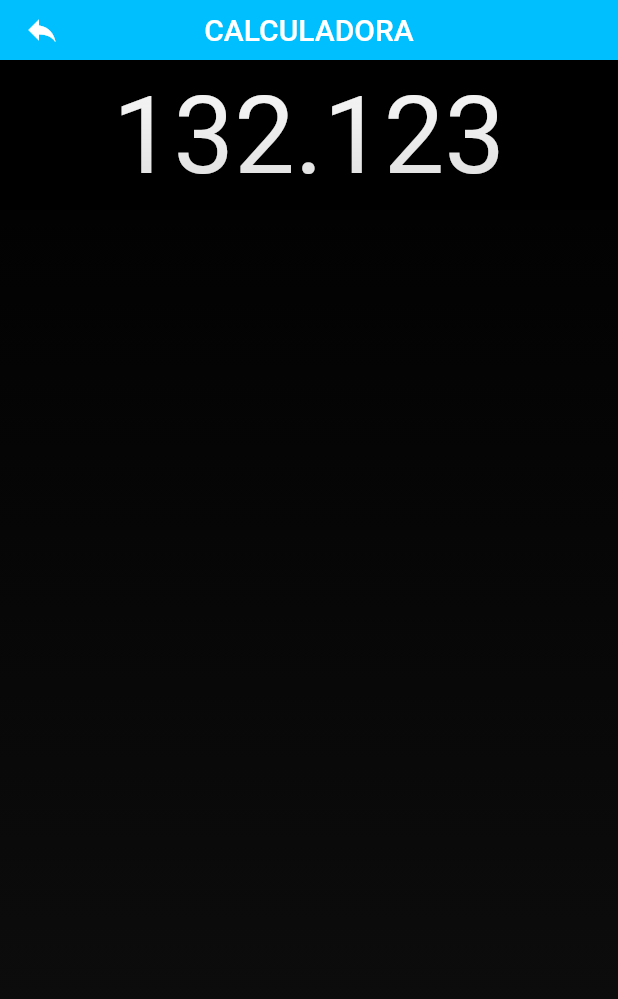
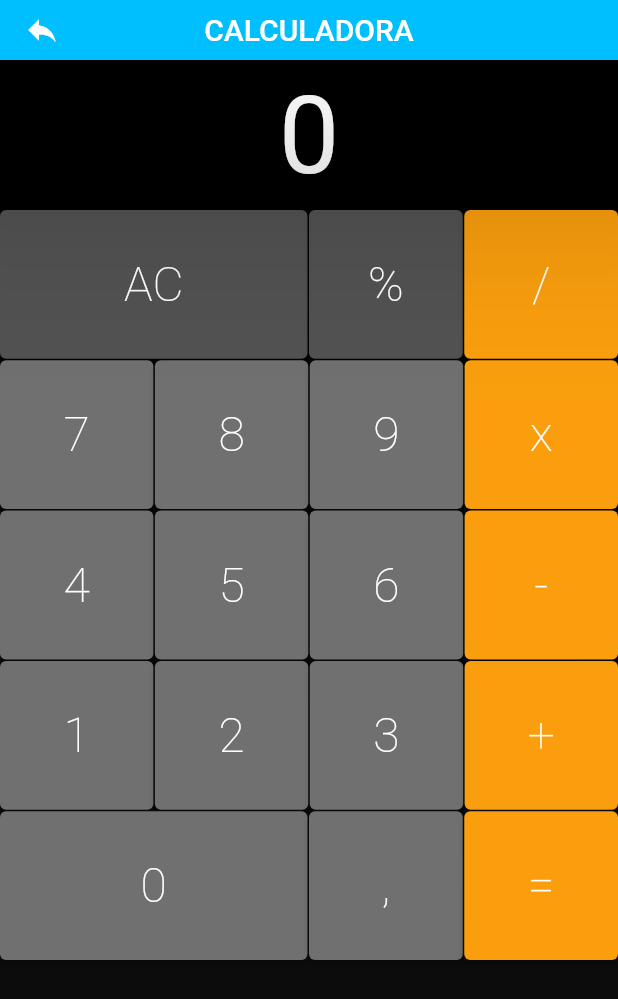
Before and after one commit to JeffUwU/Ling.-Programa-o, a Flutter app: the screen it shows after launch, on a phone screen of 412 x 824 dp. Shown: the top 999 px of the screen. Run offline on Flutter 3.47's test engine with Material 2 defaults, Android fonts, the phone set to English and light mode, and no system bars; drawn by our look-alikes of auto_size_text.

Commit message:
buttons and memory

```diff
--- /dev/null
+++ b/calculatorapp/lib/components/button.dart
@@ -0,0 +1,48 @@
+import 'package:flutter/material.dart';
+
+class Button extends StatelessWidget {
+  static const DARK = Color.fromRGBO(82, 82, 82, 1);
+  static const DEFAULT = Color.fromRGBO(112, 112, 112, 1);
+  static const OPERATION = Color.fromRGBO(250, 158, 13, 1);
+
+  final String text;
+  final bool big;
+  final Color color;
+  final void Function(String) cb;
+
+  Button({
+    required this.text,
+    this.big = false,
+    this.color = DEFAULT,
+    required this.cb,
+  });
+
+  Button.operation({
+    required this.text,
+    this.big = false,
+    this.color = OPERATION,
+    required this.cb,
+  });
+
+  @override
+  Widget build(BuildContext context) {
+    return Expanded(
+      flex: big ? 2 : 1,
+      child: ElevatedButton(
+        style: ElevatedButton.styleFrom(
+          primary: this.color
+        ),
+
+        child: Text(
+          text,
+          style: TextStyle(
+            color: Colors.white,
+            fontSize: 32,
+            fontWeight: FontWeight.w200
+          ),
+          ),
+        onPressed: () => cb(text),
+      )
+    );
+  }
+}
--- /dev/null
+++ b/calculatorapp/lib/components/button_row.dart
@@ -0,0 +1,23 @@
+import 'package:flutter/material.dart';
+import 'button.dart';
+
+class ButtonRow extends StatelessWidget {
+  final List<Button> buttons;
+
+  ButtonRow(this.buttons);
+
+  @override
+
+  Widget build(BuildContext context) {
+    return Expanded(
+      flex: 1,
+      child: Row(
+        crossAxisAlignment: CrossAxisAlignment.stretch,
+        children: buttons.fold(<Widget>[], (list, b) {
+          list.isEmpty ? list.add(b) : list.addAll([SizedBox(width: 1), b]);
+          return list;
+        }),
+    ),
+    );
+  }
+}
--- /dev/null
+++ b/calculatorapp/lib/components/keyboard.dart
@@ -0,0 +1,52 @@
+import 'package:flutter/material.dart';
+import 'button_row.dart';
+import 'button.dart';
+
+class Keyboard extends StatelessWidget {
+  final void Function(String) cb;
+
+  Keyboard(this.cb);
+
+  @override
+  Widget build (BuildContext context) {
+    return Container(
+      height: 500,
+      child: Column(
+        children: <Widget> [
+          ButtonRow([
+            Button(text: 'AC',color:Button.DARK, big: true, cb: cb,),
+            Button(text: '%',color:Button.DARK , cb: cb,),
+            Button.operation(text: '/', cb: cb,),
+          ]),
+          SizedBox(height: 1),
+          ButtonRow([
+            Button(text: '7', cb: cb,),
+            Button(text: '8', cb: cb,),
+            Button(text: '9', cb: cb,),
+            Button.operation(text: 'x', cb: cb,),
+          ]),
+          SizedBox(height: 1),
+          ButtonRow([
+            Button(text: '4', cb: cb,),
+            Button(text: '5', cb: cb,),
+            Button(text: '6', cb: cb,),
+            Button.operation(text: '-', cb: cb,),
+          ]),
+          SizedBox(height: 1),
+          ButtonRow([
+            Button(text: '1', cb: cb,),
+            Button(text: '2', cb: cb,),
+            Button(text: '3', cb: cb,),
+            Button.operation(text: '+', cb: cb,),
+          ]),
+          SizedBox(height: 1),
+          ButtonRow([
+            Button(text: '0', big: true, cb: cb,),
+            Button(text: ',', cb: cb,),
+            Button.operation(text: '=', cb: cb,),
+          ]),
+        ],
+      ),
+    );
+  }
+}
--- a/calculatorapp/lib/main.dart
+++ b/calculatorapp/lib/main.dart
@@ -1,13 +1,30 @@
 import 'package:calculatorapp/components/display.dart';
+import 'package:calculatorapp/components/keyboard.dart';
 import 'package:flutter/material.dart';
 import 'package:flutter/services.dart';
+import 'memoria.dart';
 
 void  main(){
   runApp(MyApp());
 }
 
 
-class MyApp extends StatelessWidget {
+class MyApp extends StatefulWidget {
+
+
+  @override
+  State<MyApp> createState() => _MyAppState();
+}
+
+class _MyAppState extends State<MyApp> {
+  final Memory memory = Memory();
+
+  _onPressed(String command){
+    setState(() {
+      memory.applyCommand(command);
+    });
+  }
+
   @override
   Widget build(BuildContext context) {
     return MaterialApp(
@@ -36,7 +53,9 @@ class MyApp extends StatelessWidget {
           ),
           child: Column(
             children: <Widget>[
-              Display("132.123"),
+              Display(memory.value),
+              Keyboard(_onPressed)
+
             ],
           )
         ),
```
Also changed, not shown: calculatorapp/lib/memoria.dart (+103 -81 lines).
